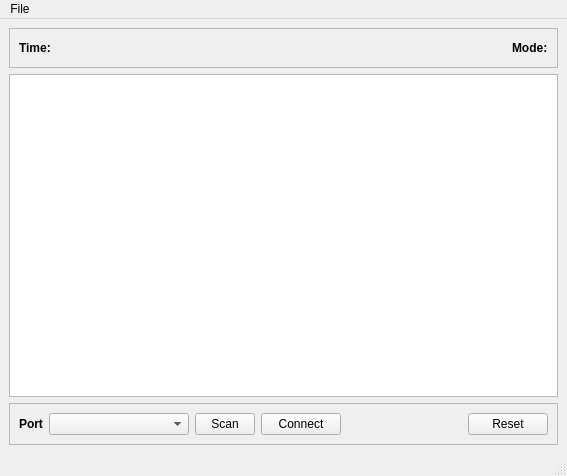
Before: the Qt Designer form gui/python/photogate/photogate/photogate.ui in iorodeo/photogate_software, drawn with Qt 5.
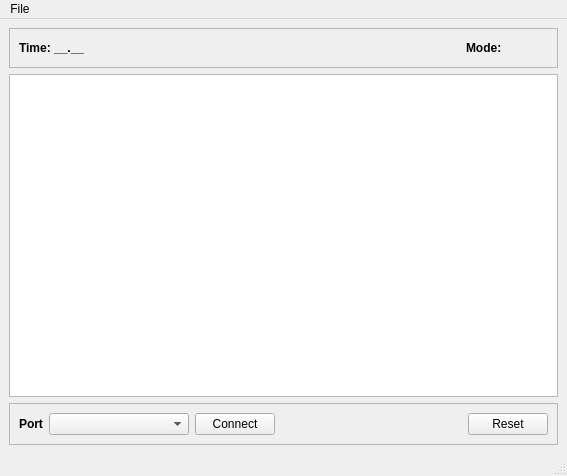
After: the same form once the commit is applied.

```diff
--- a/gui/python/photogate/photogate/photogate.ui
+++ b/gui/python/photogate/photogate/photogate.ui
@@ -33,7 +33,7 @@
           </font>
          </property>
          <property name="text">
-          <string>Time: </string>
+          <string>Time: __.__ </string>
          </property>
         </widget>
        </item>
@@ -59,7 +59,7 @@
           </font>
          </property>
          <property name="text">
-          <string>Mode:</string>
+          <string>Mode:              </string>
          </property>
         </widget>
        </item>
@@ -117,19 +117,6 @@
          </property>
         </widget>
        </item>
-       <item>
-        <widget class="QPushButton" name="scanPushButton">
-         <property name="maximumSize">
-          <size>
-           <width>60</width>
-           <height>16777215</height>
-          </size>
-         </property>
-         <property name="text">
-          <string>Scan</string>
-         </property>
-        </widget>
-       </item>
        <item>
         <widget class="QPushButton" name="connectPushButton">
          <property name="text">
```
Left out of the diff: 5 changed lines with no effect on the pictures.
